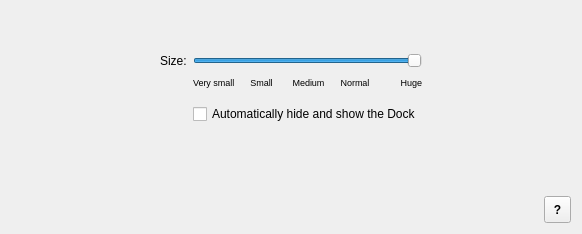
First picture: the form in syspref/forms/dock.ui, repository admiral0/Antico-Deluxe, before the edit.
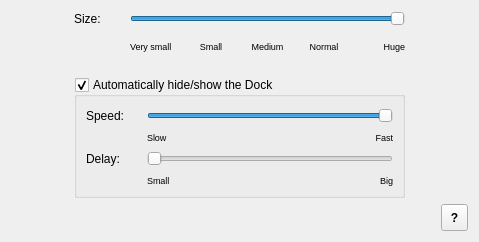
Second picture: the form after the edit. Icons and pictures are not drawn.

Commit message: adxtest - fixed some bugs when running ADX from the source dir. others - added options for dock's animation speed and delay until movement is started. issues: - dock doesn't remember it's auto-hide state; - the new settings aren't applied instantly; - little resize bugs in the preferences.

```diff
--- a/syspref/forms/dock.ui
+++ b/syspref/forms/dock.ui
@@ -1,37 +1,21 @@
 <ui version="4.0" >
  <class>dockFrm</class>
- <widget class="QWidget" name="dockFrm" >
-  <property name="geometry" >
+ <widget class="QWidget" name="dockFrm">
+  <property name="geometry">
    <rect>
     <x>0</x>
     <y>0</y>
-    <width>582</width>
-    <height>234</height>
+    <width>479</width>
+    <height>242</height>
    </rect>
   </property>
   <property name="windowTitle" >
    <string>Form</string>
   </property>
-  <layout class="QGridLayout" name="gridLayout" >
-   <item row="0" column="2" >
-    <spacer name="verticalSpacer_2" >
-     <property name="orientation" >
-      <enum>Qt::Vertical</enum>
-     </property>
-     <property name="sizeType" >
-      <enum>QSizePolicy::Fixed</enum>
-     </property>
-     <property name="sizeHint" stdset="0" >
-      <size>
-       <width>20</width>
-       <height>40</height>
-      </size>
-     </property>
-    </spacer>
-   </item>
-   <item row="1" column="0" >
-    <spacer name="horizontalSpacer_2" >
-     <property name="orientation" >
+  <layout class="QGridLayout" name="gridLayout_5">
+   <item row="0" column="0">
+    <spacer name="horizontalSpacer_2">
+     <property name="orientation">
       <enum>Qt::Horizontal</enum>
      </property>
      <property name="sizeHint" stdset="0" >
@@ -42,47 +26,34 @@
      </property>
     </spacer>
    </item>
-   <item row="1" column="1" >
-    <widget class="QLabel" name="label" >
-     <property name="text" >
-      <string>Size:</string>
-     </property>
-    </widget>
-   </item>
-   <item row="1" column="2" >
-    <widget class="QSlider" name="dockSizeSld" >
-     <property name="minimum" >
-      <number>30</number>
-     </property>
-     <property name="maximum" >
-      <number>100</number>
-     </property>
-     <property name="value" >
-      <number>100</number>
-     </property>
-     <property name="orientation" >
-      <enum>Qt::Horizontal</enum>
-     </property>
-    </widget>
-   </item>
-   <item row="1" column="3" >
-    <spacer name="horizontalSpacer_3" >
-     <property name="orientation" >
-      <enum>Qt::Horizontal</enum>
-     </property>
-     <property name="sizeHint" stdset="0" >
-      <size>
-       <width>128</width>
-       <height>20</height>
-      </size>
-     </property>
-    </spacer>
-   </item>
-   <item row="2" column="2" >
-    <layout class="QHBoxLayout" name="horizontalLayout_2" >
-     <item>
-      <widget class="QLabel" name="label_2" >
-       <property name="font" >
+   <item row="0" column="1">
+    <layout class="QGridLayout" name="gridLayout_2">
+     <item row="0" column="0">
+      <widget class="QLabel" name="label">
+       <property name="text">
+        <string>Size:</string>
+       </property>
+      </widget>
+     </item>
+     <item row="0" column="1" colspan="5">
+      <widget class="QSlider" name="dockSizeSld">
+       <property name="minimum">
+        <number>30</number>
+       </property>
+       <property name="maximum">
+        <number>100</number>
+       </property>
+       <property name="value">
+        <number>100</number>
+       </property>
+       <property name="orientation">
+        <enum>Qt::Horizontal</enum>
+       </property>
+      </widget>
+     </item>
+     <item row="1" column="1">
+      <widget class="QLabel" name="label_2">
+       <property name="font">
         <font>
          <pointsize>7</pointsize>
         </font>
@@ -92,9 +63,9 @@
        </property>
       </widget>
      </item>
-     <item>
-      <widget class="QLabel" name="label_3" >
-       <property name="font" >
+     <item row="1" column="2">
+      <widget class="QLabel" name="label_3">
+       <property name="font">
         <font>
          <pointsize>7</pointsize>
         </font>
@@ -107,9 +78,9 @@
        </property>
       </widget>
      </item>
-     <item>
-      <widget class="QLabel" name="label_4" >
-       <property name="font" >
+     <item row="1" column="3">
+      <widget class="QLabel" name="label_4">
+       <property name="font">
         <font>
          <pointsize>7</pointsize>
         </font>
@@ -122,9 +93,9 @@
        </property>
       </widget>
      </item>
-     <item>
-      <widget class="QLabel" name="label_5" >
-       <property name="font" >
+     <item row="1" column="4">
+      <widget class="QLabel" name="label_5">
+       <property name="font">
         <font>
          <pointsize>7</pointsize>
         </font>
@@ -137,9 +108,9 @@
        </property>
       </widget>
      </item>
-     <item>
-      <widget class="QLabel" name="label_6" >
-       <property name="font" >
+     <item row="1" column="5">
+      <widget class="QLabel" name="label_6">
+       <property name="font">
         <font>
          <pointsize>7</pointsize>
         </font>
@@ -154,81 +125,22 @@
      </item>
     </layout>
    </item>
-   <item row="4" column="2" >
-    <widget class="QCheckBox" name="showHideChk" >
-     <property name="text" >
-      <string>Automatically hide and show the Dock</string>
+   <item row="0" column="2" colspan="2">
+    <spacer name="horizontalSpacer_3">
+     <property name="orientation">
+      <enum>Qt::Horizontal</enum>
      </property>
-    </widget>
-   </item>
-   <item row="5" column="2" >
-    <spacer name="verticalSpacer" >
-     <property name="orientation" >
-      <enum>Qt::Vertical</enum>
-     </property>
-     <property name="sizeHint" stdset="0" >
+     <property name="sizeHint" stdset="0">
       <size>
-       <width>20</width>
-       <height>73</height>
+       <width>128</width>
+       <height>20</height>
       </size>
      </property>
     </spacer>
    </item>
-   <item row="6" column="0" colspan="4" >
-    <layout class="QHBoxLayout" name="horizontalLayout" >
-     <item>
-      <spacer name="horizontalSpacer" >
-       <property name="orientation" >
-        <enum>Qt::Horizontal</enum>
-       </property>
-       <property name="sizeHint" stdset="0" >
-        <size>
-         <width>518</width>
-         <height>20</height>
-        </size>
-       </property>
-      </spacer>
-     </item>
-     <item>
-      <widget class="QToolButton" name="helpBtn" >
-       <property name="minimumSize" >
-        <size>
-         <width>27</width>
-         <height>27</height>
-        </size>
-       </property>
-       <property name="maximumSize" >
-        <size>
-         <width>27</width>
-         <height>27</height>
-        </size>
-       </property>
-       <property name="font" >
-        <font>
-         <weight>75</weight>
-         <bold>true</bold>
-        </font>
-       </property>
-       <property name="text" >
-        <string>?</string>
-       </property>
-       <property name="icon" >
-        <iconset resource="../syspref.qrc" >
-         <normaloff>:/icons/tool/question.png</normaloff>:/icons/tool/question.png</iconset>
-       </property>
-       <property name="iconSize" >
-        <size>
-         <width>12</width>
-         <height>12</height>
-        </size>
-       </property>
-      </widget>
-     </item>
-    </layout>
-   </item>
-   <item row="3" column="2" >
-    <spacer name="verticalSpacer_3" >
-     <property name="orientation" >
+   <item row="1" column="1">
+    <spacer name="verticalSpacer_3">
+     <property name="orientation">
       <enum>Qt::Vertical</enum>
      </property>
      <property name="sizeType" >
@@ -242,6 +154,212 @@
      </property>
     </spacer>
    </item>
+   <item row="2" column="0">
+    <spacer name="horizontalSpacer_4">
+     <property name="orientation">
+      <enum>Qt::Horizontal</enum>
+     </property>
+     <property name="sizeHint" stdset="0">
+      <size>
+       <width>40</width>
+       <height>20</height>
+      </size>
+     </property>
+    </spacer>
+   </item>
+   <item row="2" column="1" rowspan="2">
+    <widget class="QGroupBox" name="gbchkAutoHide">
+     <property name="minimumSize">
+      <size>
+       <width>331</width>
+       <height>121</height>
+      </size>
+     </property>
+     <property name="title">
+      <string>Automatically hide/show the Dock</string>
+     </property>
+     <property name="checkable">
+      <bool>true</bool>
+     </property>
+     <layout class="QGridLayout" name="gridLayout_4">
+      <item row="0" column="0">
+       <layout class="QGridLayout" name="gridLayout" rowminimumheight="20,10" columnminimumwidth="50,120,120">
+        <item row="0" column="0">
+         <widget class="QLabel" name="label_11">
+          <property name="text">
+           <string>Speed:</string>
+          </property>
+         </widget>
+        </item>
+        <item row="0" column="1" colspan="2">
+         <widget class="QSlider" name="sldrSpeed">
+          <property name="minimum">
+           <number>-10</number>
+          </property>
+          <property name="maximum">
+           <number>0</number>
+          </property>
+          <property name="singleStep">
+           <number>2</number>
+          </property>
+          <property name="pageStep">
+           <number>5</number>
+          </property>
+          <property name="orientation">
+           <enum>Qt::Horizontal</enum>
+          </property>
+         </widget>
+        </item>
+        <item row="1" column="1">
+         <widget class="QLabel" name="label_12">
+          <property name="font">
+           <font>
+            <pointsize>7</pointsize>
+           </font>
+          </property>
+          <property name="text">
+           <string>Slow</string>
+          </property>
+         </widget>
+        </item>
+        <item row="1" column="2">
+         <widget class="QLabel" name="label_8">
+          <property name="font">
+           <font>
+            <pointsize>7</pointsize>
+           </font>
+          </property>
+          <property name="text">
+           <string>Fast</string>
+          </property>
+          <property name="alignment">
+           <set>Qt::AlignRight|Qt::AlignTrailing|Qt::AlignVCenter</set>
+          </property>
+         </widget>
+        </item>
+       </layout>
+      </item>
+      <item row="1" column="0">
+       <layout class="QGridLayout" name="gridLayout_3" rowminimumheight="20,10" columnminimumwidth="50,120,120">
+        <item row="0" column="0">
+         <widget class="QLabel" name="label_13">
+          <property name="text">
+           <string>Delay:</string>
+          </property>
+         </widget>
+        </item>
+        <item row="0" column="1" colspan="2">
+         <widget class="QSlider" name="sldrDelay">
+          <property name="minimum">
+           <number>100</number>
+          </property>
+          <property name="maximum">
+           <number>2000</number>
+          </property>
+          <property name="singleStep">
+           <number>100</number>
+          </property>
+          <property name="pageStep">
+           <number>500</number>
+          </property>
+          <property name="orientation">
+           <enum>Qt::Horizontal</enum>
+          </property>
+         </widget>
+        </item>
+        <item row="1" column="1">
+         <widget class="QLabel" name="label_14">
+          <property name="font">
+           <font>
+            <pointsize>7</pointsize>
+           </font>
+          </property>
+          <property name="text">
+           <string>Small</string>
+          </property>
+         </widget>
+        </item>
+        <item row="1" column="2">
+         <widget class="QLabel" name="label_9">
+          <property name="font">
+           <font>
+            <pointsize>7</pointsize>
+           </font>
+          </property>
+          <property name="text">
+           <string>Big</string>
+          </property>
+          <property name="alignment">
+           <set>Qt::AlignRight|Qt::AlignTrailing|Qt::AlignVCenter</set>
+          </property>
+         </widget>
+        </item>
+       </layout>
+      </item>
+     </layout>
+    </widget>
+   </item>
+   <item row="2" column="2" colspan="2">
+    <spacer name="horizontalSpacer_5">
+     <property name="orientation">
+      <enum>Qt::Horizontal</enum>
+     </property>
+     <property name="sizeHint" stdset="0">
+      <size>
+       <width>40</width>
+       <height>20</height>
+      </size>
+     </property>
+    </spacer>
+   </item>
+   <item row="4" column="0" colspan="3">
+    <spacer name="horizontalSpacer">
+     <property name="orientation">
+      <enum>Qt::Horizontal</enum>
+     </property>
+     <property name="sizeHint" stdset="0">
+      <size>
+       <width>422</width>
+       <height>20</height>
+      </size>
+     </property>
+    </spacer>
+   </item>
+   <item row="4" column="3">
+    <widget class="QToolButton" name="helpBtn">
+     <property name="minimumSize">
+      <size>
+       <width>27</width>
+       <height>27</height>
+      </size>
+     </property>
+     <property name="maximumSize">
+      <size>
+       <width>27</width>
+       <height>27</height>
+      </size>
+     </property>
+     <property name="font">
+      <font>
+       <weight>75</weight>
+       <bold>true</bold>
+      </font>
+     </property>
+     <property name="text">
+      <string>?</string>
+     </property>
+     <property name="icon">
+      <iconset resource="../syspref.qrc">
+       <normaloff>:/icons/tool/question.png</normaloff>:/icons/tool/question.png</iconset>
+     </property>
+     <property name="iconSize">
+      <size>
+       <width>12</width>
+       <height>12</height>
+      </size>
+     </property>
+    </widget>
+   </item>
   </layout>
  </widget>
  <resources>
```
Left out of the diff: 31 changed lines with no effect on the pictures. The commit also changes 7 other files.
